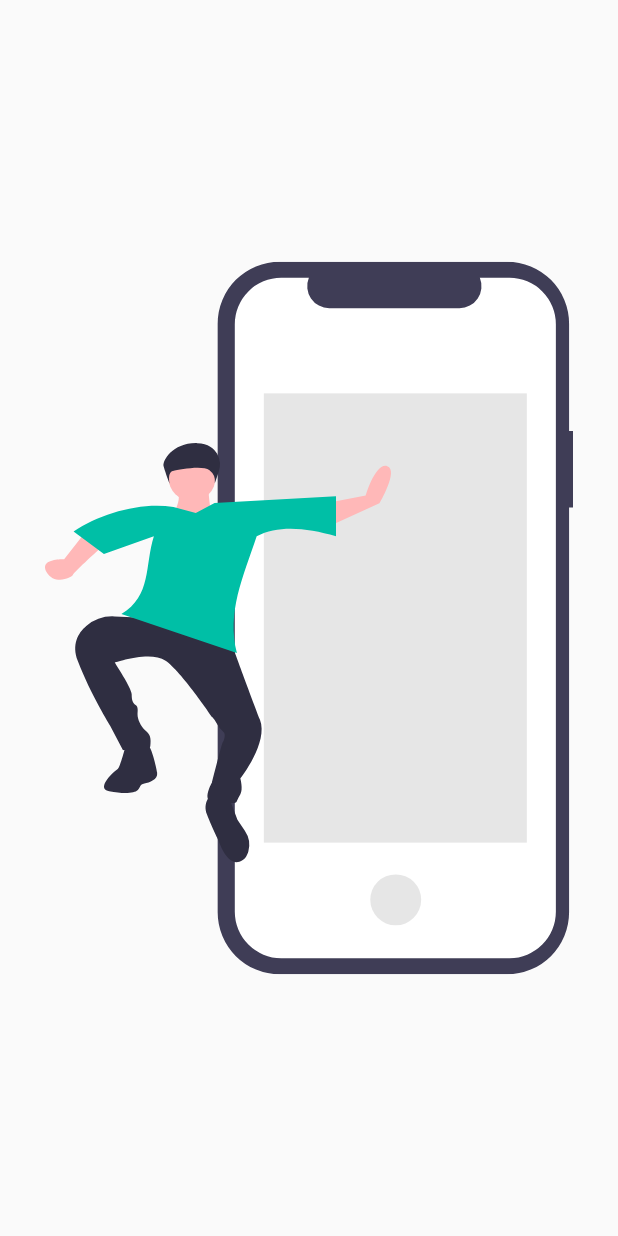
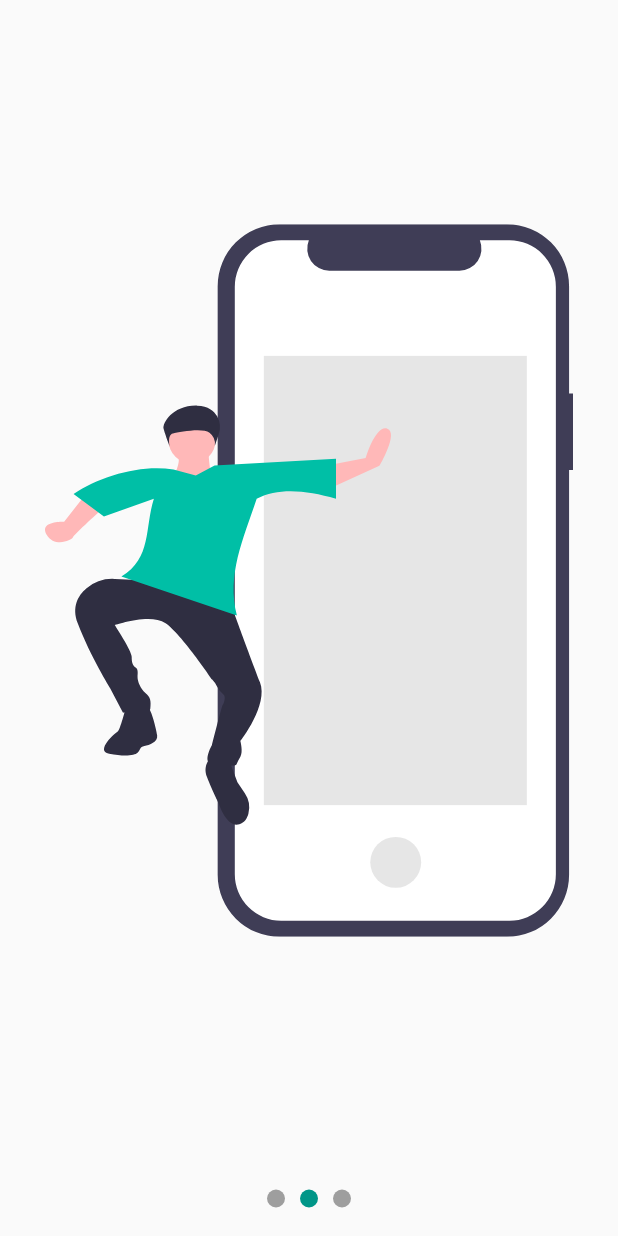
Before and after one commit to joseluisseg05/c_u_f_disenio_1, a Flutter app: the screen it shows after launch, swiped to page 2, on a phone screen of 412 x 824 dp. Run offline on Flutter 3.47's test engine with Material 2 defaults, Android fonts, the phone set to English and light mode, and no system bars; our stand-ins replace flutter_svg.

Commit message:
Slider en una pagina con provider

```diff
--- /dev/null
+++ b/lib/src/models/slider_model.dart
@@ -0,0 +1,12 @@
+import 'package:flutter/material.dart';
+
+class SliderModel with ChangeNotifier {
+  double _currentPage = 0.0;
+
+  double get curretPage => this._currentPage;
+
+  set curretPage(double currentPage) {
+    this._currentPage = currentPage;
+    notifyListeners();
+  }
+}
--- a/lib/src/pages/slidershow_page.dart
+++ b/lib/src/pages/slidershow_page.dart
@@ -1,22 +1,100 @@
+import 'package:app_disenios_custom/src/models/slider_model.dart';
 import 'package:flutter/material.dart';
 import 'package:flutter_svg/flutter_svg.dart';
+import 'package:provider/provider.dart';
 
 class SliderPage extends StatelessWidget {
   @override
   Widget build(BuildContext context) {
-    return Scaffold(
-      body: Center(
-        child: _Sliders(),
+    return ChangeNotifierProvider(
+      create: (_) => SliderModel(),
+      child: Scaffold(
+        body: Center(
+          child: Column(
+            children: [
+              Expanded(
+                child: _Sliders(),
+              ),
+              _Dots(),
+            ],
+          ),
+        ),
       ),
     );
   }
 }
 
-class _Sliders extends StatelessWidget {
+class _Dots extends StatelessWidget {
+  @override
+  Widget build(BuildContext context) {
+    return Container(
+      width: double.infinity,
+      height: 50.0,
+      child: Row(
+        mainAxisAlignment: MainAxisAlignment.center,
+        children: [
+          _Dot(0),
+          _Dot(1),
+          _Dot(2),
+        ],
+      ),
+    );
+  }
+}
+
+class _Dot extends StatelessWidget {
+  final int index;
+
+  _Dot(this.index);
+
+  @override
+  Widget build(BuildContext context) {
+    final pageIndex = Provider.of<SliderModel>(context).curretPage;
+    return AnimatedContainer(
+      duration: Duration(milliseconds: 150),
+      width: 12.0,
+      height: 12.0,
+      margin: EdgeInsets.symmetric(horizontal: 5),
+      decoration: BoxDecoration(
+        color: (pageIndex >= index - 0.5 && pageIndex < index + 0.5)
+            ? Colors.teal
+            : Colors.grey,
+        shape: BoxShape.circle,
+      ),
+    );
+  }
+}
+
+class _Sliders extends StatefulWidget {
+  @override
+  __SlidersState createState() => __SlidersState();
+}
+
+class __SlidersState extends State<_Sliders> {
+  final pageVcontroller = PageController();
+
+  @override
+  void initState() {
+    super.initState();
+    pageVcontroller.addListener(() {
+      //print('pagina ${pageVcontroller.page}');
+      //actualizar el provider
+      Provider.of<SliderModel>(context, listen: false).curretPage =
+          pageVcontroller.page;
+    });
+  }
+
+  @override
+  void dispose() {
+    pageVcontroller.dispose();
+    super.dispose();
+  }
+
   @override
   Widget build(BuildContext context) {
     return Container(
         child: PageView(
+      controller: pageVcontroller,
       children: [
         _Slider('assets/svgs/1.svg'),
         _Slider('assets/svgs/2.svg'),
--- a/pubspec.yaml
+++ b/pubspec.yaml
@@ -29,6 +29,7 @@ dependencies:
   # Use with the CupertinoIcons class for iOS style icons.
   cupertino_icons: ^0.1.3
   flutter_svg: ^0.17.3+1
+  provider: ^4.3.2+2
 
 dev_dependencies:
   flutter_test:
```
Also changed, not shown: pubspec.lock.
